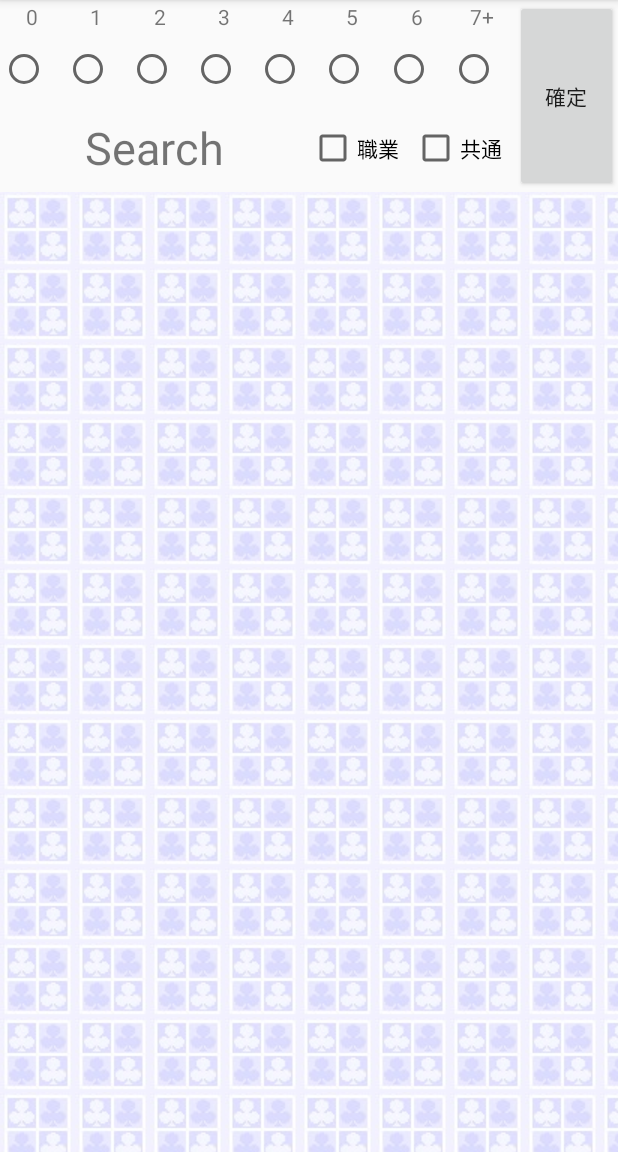
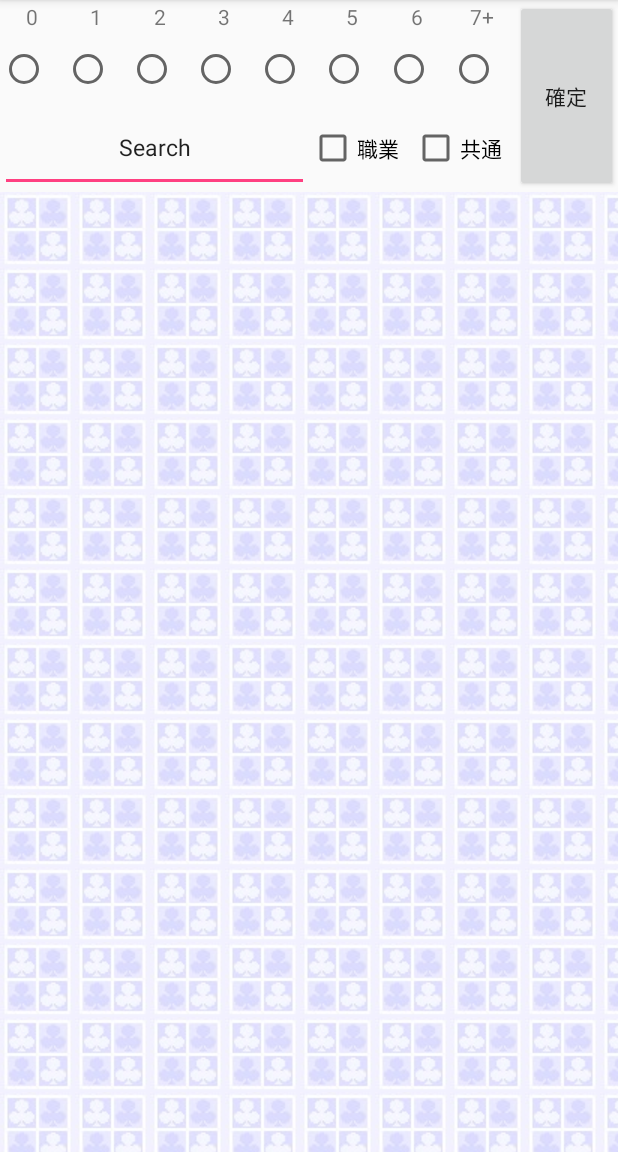
Before and after one commit to mistus/HearthstoneDeckTool, an Android app: the DeckEditActivity screen opened directly, with no data from a screen before it, on a phone screen of 412 x 824 dp, the part 84-1236 px from its top. Run offline under Robolectric (Android 15) with nearby library versions, the phone set to English and light mode, and no system bars; 2 statements that could not run were skipped.

Commit message:
add_select_sql

```diff
--- a/app/src/main/java/mistus/hearthstonedecktool/Activity/DeckEditActivity.java
+++ b/app/src/main/java/mistus/hearthstonedecktool/Activity/DeckEditActivity.java
@@ -9,6 +9,12 @@ import android.support.v7.app.AppCompatActivity;
 import android.support.v7.widget.LinearLayoutManager;
 import android.support.v7.widget.RecyclerView;
 import android.util.Log;
+import android.view.View;
+import android.widget.Button;
+import android.widget.CheckBox;
+import android.widget.EditText;
+import android.widget.RadioButton;
+import android.widget.RadioGroup;
 
 import java.util.ArrayList;
 
@@ -21,81 +27,180 @@ public class DeckEditActivity extends AppCompatActivity {
 
     private RecyclerView cardRecyclerView;
     private String deckName;
+    private String careerName;
+    private int careerNameId;
+    private String TypeName;
     private ArrayList cardList;
+
+    private RadioGroup cardLevelRadioGroup;
+    private EditText searchBar;
+    private CheckBox isCareerCheckbox;
+    private CheckBox isCommonCheckbox;
+    private Button decideButton;
 
     @Override
     protected void onCreate(Bundle savedInstanceState) {
         super.onCreate(savedInstanceState);
         setContentView(R.layout.activity_deck_edit_layout);
 
-        Intent intent = getIntent();
-        String deckName = intent.getStringExtra("deckName");
-        String careerName = intent.getStringExtra("careerName");
-        String TypeName = intent.getStringExtra("TypeName");
-
-        int careerNameId = _getCareerNameId(careerName);
-
-        String SQL = "select * from card where Job = "+ careerNameId;
-         Log.e("deckName List = ",deckName);
-         Log.e("careerName = ",careerName);
-         Log.e("TypeName = ",TypeName);
-
-        Log.e("SQL = ",SQL);
-        _createCards(SQL);
-
+        _init();
     }
 
-    private void _createCards(String SQL){
-        cardRecyclerView = (RecyclerView)findViewById(R.id.card_recycler);
+    private void _init(){
+        cardLevelRadioGroup = (RadioGroup)findViewById(R.id.cardLevel);
+        searchBar = (EditText)findViewById(R.id.SearchBar);
+        isCareerCheckbox = (CheckBox)findViewById(R.id.isCareer);
+        isCommonCheckbox = (CheckBox)findViewById(R.id.isCommon);
+        decideButton = (Button)findViewById(R.id.decide);
 
-        SQLiteOpenHelper DeckToolDatabaseHelper = new DeckToolDatabaseHelper(this);
-        SQLiteDatabase DB = DeckToolDatabaseHelper.getReadableDatabase();
-        //TODO change SQL
-//        Cursor cursor = DB.rawQuery("select * from card",null);
-        Cursor cursor = DB.rawQuery(SQL, null);
-        int count = cursor.getCount();
-        int[] ids = new int[count] ;
-        String[] names = new String [count];
+        Intent intent = getIntent();
+        deckName = intent.getStringExtra("deckName");
+        careerName = intent.getStringExtra("careerName");
+        TypeName = intent.getStringExtra("TypeName");
+        careerNameId = _getCareerNameId(careerName);
 
-        for(int i=0; i < count; i++){
-            cursor.moveToNext();
-            ids[i] = cursor.getInt(0);
-            names[i] = cursor.getString(1);
-//            Log.e("name", cursor.getString(1));
+        decideButton.setOnClickListener(new View.OnClickListener() {
+            @Override
+            public void onClick(View v) {
+                _decideClickevent();
+            }
+        });
+
+        //TODO
+        //開放/標準
+        //"select * from card where Job = "+ careerNameId + and type = xxx <<private;
+        String SQL = "select * from card where Job = "+ careerNameId +" or Job = " + Common.general;
+
+        _createCards(SQL);
+    }
+
+    private String getSQL(){
+
+        int checkedLevelId = cardLevelRadioGroup.getCheckedRadioButtonId();
+        RadioButton levelRadioButton = (RadioButton)cardLevelRadioGroup.findViewById(checkedLevelId);
+
+        //Levelに関するＳＱＬを取得する
+        String selectConditionLevel = "";
+        if(levelRadioButton != null){
+            String level = levelRadioButton.getText().toString();
+            switch(level){
+                case "7":
+                    selectConditionLevel = "level > = 7 and ";
+                    break;
+                default:
+                    selectConditionLevel = "level = "+ level + " and ";
+                    break;
+            }
         }
 
-        cursor.close();
-        DB.close();
+        //Searchに関するSQLConditionを取得する
+        //selectConditionSearchBar
+        String Search = toString().valueOf(searchBar.getText());
+        String selectConditionSearchBar = "";
+        if(Search != null && Search != ""){
+             selectConditionSearchBar =
+                    "(name like '%"+Search+"%' " +
+                    "or description like '%"+Search+"%' " +
+                    "or type like '%"+Search+"%') and ";
+        }
 
-        CardRecycleViewAdapter adapter = new CardRecycleViewAdapter(ids, names);
-        cardRecyclerView.setAdapter(adapter);
-        LinearLayoutManager layoutManager = new LinearLayoutManager(this);
-        cardRecyclerView.setLayoutManager(layoutManager);
-        cardRecyclerView.setAdapter(adapter);
+        //selectConditionDeckType
+        String selectConditionCardType = "";
+        selectConditionCardType = _getSelectConditionCardType();
+        if(TypeName != Common.typeOpen){
+            selectConditionCardType = selectConditionCardType+"(";
+            Stri
+            for(
+
+            }
+            int
+            sele
+            sele
+        }
+
+        //select
+        String s
+
+        String S
+        SQL = SQ
+        SQL = SQ
+        SQL = SQ
+        SQL = SQ
+        return S
     }
 
-    private int _getCareerNameId(String CareerName){
-        switch (CareerName){
-            case "戰士":
-                return Common.warrior;
-            case "薩滿":
-                return Common.shaman;
-            case "盜賊":
-                return Common.rogue;
-            case "聖騎士":
-                return Common.paladin;
-            case "獵人":
-                return Common.hunter;
-            case "德魯伊":
-                return Common.druid;
-            case "術士":
-                return Common.warlock;
-            case "法師":
-                return Common.mage;
-            case "牧師":
-                return Common.priest;
-            default:
-                return 0;
+    private Stri
+        String s
+        if(TypeN
+            sele
+            Stri
+            for(
+
+            }
+            int
+            sele
+            sele
+        }
+        return s
+    }
+
+    private void
+        String S
+//        Log.e(
+        _createC
+    }
+
+    private void
+        cardRecy
+
+        SQLiteOp
+        SQLiteDa
+        //TODO c
+//        Cursor
+        Cursor c
+        int coun
+        int[] id
+        String[]
+
+        for(int
+            curs
+            ids[
+            name
+//            Lo
+        }
+
+        cursor.c
+        DB.close
+
+        CardRecy
+        cardRecy
+        LinearLa
+        cardRecy
+        cardRecy
+    }
+
+    private int
+        switch (
+            case
+
+            case
+
+            case
+
+            case
+
+            case
+
+            case
+
+            case
+
+            case
+
+            case
+
+            defa
+
         }
 
     }
--- a/app/src/main/java/mistus/hearthstonedecktool/Database/insertDefaultDataCardWarrior.java
+++ b/app/src/main/java/mistus/hearthstonedecktool/Database/insertDefaultDataCardWarrior.java
@@ -15,43 +15,44 @@ public class insertDefaultDataCardWarrior {
 
     public void insertDefaultData(){
         //TODO 種族
-        //ID職業星數編號, Leve, Job, Description, Type, series
+        //ID職業星數編號, Level, Job, Description, Type, series
         //Level0
-        insert(10001, "心靈之怒",         0, Common.warrior, "對一個手下造成一點傷害，它獲得+2攻擊力",                       "普通", "經典");
+        insert(10001, "心靈之怒",         Common.levelZero, Common.warrior, "對一個手下造成一點傷害，它獲得+2攻擊力",                       "普通", "經典");
         //Level1
-        insert(11001, "化血為膿",         1, Common.warrior, "對一個手下造成一點傷害，若其存活，召喚一個2/2軟泥怪",          "精良", "古神碎碎念");
-        insert(11002, "升級",             1, Common.warrior, "若你裝備了武器，賦予它+1/+1。若無，則裝備一把1/3的武器",       "精良", "經典");
-        insert(11003, "強韌外皮",         1, Common.warrior, "獲得五點護甲值",                                               "普通", "安戈洛歷險記");
-        insert(11004, "恩若司的大副",     1, Common.warrior, "戰吼：裝備一把1/3的生鏽鐵鉤",                                  "普通", "古神碎碎念");
-        insert(11005, "我認識那個誰",     1, Common.warrior, "發現一張嘲諷牌",                                               "普通", "加基森風雲");
-        insert(11006, "戰爭機器人",       1, Common.warrior, "狂怒：+1攻擊力",                                               "普通", "哥哥打地地");
-        insert(11007, "旋風斬",           1, Common.warrior, "對全部手下造成一點傷害",                                       "基本", "基本");
-        insert(11008, "火羽之心",         1, Common.warrior, "任務：打出7個有嘲諷的手下 獎勵：薩弗拉斯",                     "傳說", "安戈洛歷險記");
-        insert(11009, "熔火之刃",         1, Common.warrior, "在你手中的每個回合，都會變成一把隨機的武器",                   "精良", "安戈洛歷險記");
-        insert(11010, "盾牌猛擊",         1, Common.warrior, "對一個手下造成同等你護甲的傷害",                               "史詩", "經典");
-        insert(11011, "衝鋒",             1, Common.warrior, "賦予一個友方手下衝鋒。但是本回合無法攻擊英雄",                 "基本", "基本");
-        insert(11012, "詛咒之刃",         1, Common.warrior, "你的英雄受到傷害提高一倍",                                     "精良", "探險者協會");
+        insert(11001, "化血為膿",         Common.levelOne, Common.warrior, "對一個手下造成一點傷害，若其存活，召喚一個2/2軟泥怪",          "精良", "古神碎碎念");
+        insert(11002, "升級",             Common.levelOne, Common.warrior, "若你裝備了武器，賦予它+1/+1。若無，則裝備一把1/3的武器",       "精良", "經典");
+        insert(11003, "強韌外皮",         Common.levelOne, Common.warrior, "獲得五點護甲值",                                               "普通", "安戈洛歷險記");
+        insert(11004, "恩若司的大副",     Common.levelOne, Common.warrior, "戰吼：裝備一把1/3的生鏽鐵鉤",                                  "普通", "古神碎碎念");
+        insert(11005, "我認識那個誰",     Common.levelOne, Common.warrior, "發現一張嘲諷牌",                                               "普通", "加基森風雲");
+        insert(11006, "戰爭機器人",       Common.levelOne, Common.warrior, "狂怒：+1攻擊力",                                               "普通", "哥哥打地地");
+        insert(11007, "旋風斬",           Common.levelOne, Common.warrior, "對全部手下造成一點傷害",                                       "基本", "基本");
+        insert(11008, "火羽之心",         Common.levelOne, Common.warrior, "任務：打出7個有嘲諷的手下 獎勵：薩弗拉斯",                     "傳說", "安戈洛歷險記");
+        insert(11009, "熔火之刃",         Common.levelOne, Common.warrior, "在你手中的每個回合，都會變成一把隨機的武器",                   "精良", "安戈洛歷險記");
+        insert(11010, "盾牌猛擊",         Common.levelOne, Common.warrior, "對一個手下造成同等你護甲的傷害",                               "史詩", "經典");
+        insert(11011, "衝鋒",             Common.levelOne, Common.warrior, "賦予一個友方手下衝鋒。但是本回合無法攻擊英雄",                 "基本", "基本");
+        insert(11012, "詛咒之刃",         Common.levelOne, Common.warrior, "你的英雄受到傷害提高一倍",                                     "精良", "探險者協會");
         //Level2
-        insert(12001, "偷來的貨",         1, Common.warrior, "賦予你手中一個有嘲諷的隨機手下+3/+3",                          "精良", "加基森風雲");
-        insert(12002, "公設辯護人",       1, Common.warrior, "嘲諷",                                                         "普通", "加基森風雲");
-        insert(12003, "受困的哨衛",       1, Common.warrior, "嘲諷，戰吼：為對手召喚三隻1/1的迅猛龍",                        "精良", "安戈洛歷險記");
-        insert(12004, "命令之吼",         1, Common.warrior, "你手下的生命值在本回合不會低於一點，抽一張牌",                 "精良", "經典");
-        insert(12005, "復仇",             1, Common.warrior, "對全部手下造成一點傷害，若你生命值在12點以下則造成三點傷害",   "精良", "勇闖黑石山");
-        insert(12006, "戰鬥狂怒",         1, Common.warrior, "抽牌，數量等同友方受傷角色的總數",                             "普通", "經典");
-        insert(12007, "探索安戈洛",       1, Common.warrior, "把你卡推中的牌全部換成發現一張牌",                             "史詩", "安戈洛歷險記");
-        insert(12008, "提振士氣",         1, Common.warrior, "賦予你有嘲諷的手下+2/+2",                                      "普通", "銀白聯賽");
-        insert(12009, "斬殺",             1, Common.warrior, "摧毀一個已經受傷的手下",                                       "基本", "基本");
-        insert(12010, "暴怒",             1, Common.warrior, "賦予一個受傷的手下+3/+3",                                      "普通", "經典");
-        insert(12011, "殘酷的監工",       1, Common.warrior, "戰吼：對一個手下造成一點傷害並賦予它+2攻擊力",                 "普通", "經典");
-        insert(12012, "沉魚落堰",         1, Common.warrior, "對全部受傷的手下造成3點傷害",                                  "史詩", "加基森風雲");
-        insert(12013, "熾炎戰斧",         1, Common.warrior, "武器",                                                         "基本", "基本");
-        insert(12014, "猛擊",             1, Common.warrior, "對一個手下造成兩點傷害，如果她活下來，抽一張牌",               "普通", "經典");
-        insert(12015, "練習夥伴",         1, Common.warrior, "嘲諷，戰吼：賦予一個手下嘲諷",                                 "精良", "銀白聯賽");
-        insert(12016, "荷巴爾特‧繫錘",    1, Common.warrior, "戰吼：賦予你手中和牌堆所有武器+1攻擊力",                       "傳說", "加基森風雲");
-        insert(12017, "英勇打擊",         1, Common.warrior, "本回合賦予你的英雄+4攻擊力",                                   "基本", "基本");
-        insert(12018, "護甲鍛造師",       1, Common.warrior, "每當一個友方手下受到傷害，+1護甲值",                           "精良", "經典");
-        insert(12019, "雅立史卓莎的勇士", 1, Common.warrior, "戰吼：若你手中有龍類，獲得+1攻擊力與衝鋒",                     "精良", "銀白聯賽");
-        insert(12020, "順劈斬",           1, Common.warrior, "對兩個隨機敵方手下造成2點傷害",                                "基本", "基本");
+        insert(12001, "偷來的貨",         Common.levelTwo, Common.warrior, "賦予你手中一個有嘲諷的隨機手下+3/+3",                          "精良", "加基森風雲");
+        insert(12002, "公設辯護人",       Common.levelTwo, Common.warrior, "嘲諷",                                                         "普通", "加基森風雲");
+        insert(12003, "受困的哨衛",       Common.levelTwo, Common.warrior, "嘲諷，戰吼：為對手召喚三隻1/1的迅猛龍",                        "精良", "安戈洛歷險記");
+        insert(12004, "命令之吼",         Common.levelTwo, Common.warrior, "你手下的生命值在本回合不會低於一點，抽一張牌",                 "精良", "經典");
+        insert(12005, "復仇",             Common.levelTwo, Common.warrior, "對全部手下造成一點傷害，若你生命值在12點以下則造成三點傷害",   "精良", "勇闖黑石山");
+        insert(12006, "戰鬥狂怒",         Common.levelTwo, Common.warrior, "抽牌，數量等同友方受傷角色的總數",                             "普通", "經典");
+        insert(12007, "探索安戈洛",       Common.levelTwo, Common.warrior, "把你卡推中的牌全部換成發現一張牌",                             "史詩", "安戈洛歷險記");
+        insert(12008, "提振士氣",         Common.levelTwo, Common.warrior, "賦予你有嘲諷的手下+2/+2",                                      "普通", "銀白聯賽");
+        insert(12009, "斬殺",             Common.levelTwo, Common.warrior, "摧毀一個已經受傷的手下",                                       "基本", "基本");
+        insert(12010, "暴怒",             Common.levelTwo, Common.warrior, "賦予一個受傷的手下+3/+3",                                      "普通", "經典");
+        insert(12011, "殘酷的監工",       Common.levelTwo, Common.warrior, "戰吼：對一個手下造成一點傷害並賦予它+2攻擊力",                 "普通", "經典");
+        insert(12012, "沉魚落堰",         Common.levelTwo, Common.warrior, "對全部受傷的手下造成3點傷害",                                  "史詩", "加基森風雲");
+        insert(12013, "熾炎戰斧",         Common.levelTwo, Common.warrior, "武器",                                                         "基本", "基本");
+        insert(12014, "猛擊",             Common.levelTwo, Common.warrior, "對一個手下造成兩點傷害，如果她活下來，抽一張牌",               "普通", "經典");
+        insert(12015, "練習夥伴",         Common.levelTwo, Common.warrior, "嘲諷，戰吼：賦予一個手下嘲諷",                                 "精良", "銀白聯賽");
+        insert(12016, "荷巴爾特‧繫錘",   Common.levelTwo, Common.warrior, "戰吼：賦予你手中和牌堆所有武器+1攻擊力",                       "傳說", "加基森風雲");
+        insert(12017, "英勇打擊",         Common.levelTwo, Common.warrior, "本回合賦予你的英雄+4攻擊力",                                   "基本", "基本");
+        insert(12018, "護甲鍛造師",       Common.levelTwo, Common.warrior, "每當一個友方手下受到傷害，+1護甲值",                           "精良", "經典");
+        insert(12019, "雅立史卓莎的勇士", Common.levelTwo, Common.warrior, "戰吼：若你手中有龍類，獲得+1攻擊力與衝鋒",                     "精良", "銀白聯賽");
+        insert(12020, "順劈斬",           Common.levelTwo, Common.warrior, "對兩個隨機敵方手下造成2點傷害",                                "基本", "基本");
+
     }
 
     public void insert(int id, String name, int level, int job, String description, String type, String series){
--- a/app/src/main/java/mistus/hearthstonedecktool/FragmentDialog/choose_career_fragment_dialog.java
+++ b/app/src/main/java/mistus/hearthstonedecktool/FragmentDialog/choose_career_fragment_dialog.java
@@ -8,6 +8,7 @@ import android.content.Intent;
 import android.os.Bundle;
 import android.view.LayoutInflater;
 import android.view.View;
+import android.widget.Button;
 import android.widget.RadioButton;
 import android.widget.RadioGroup;
 import android.widget.Spinner;
--- a/app/src/main/res/layout/activity_deck_edit_layout.xml
+++ b/app/src/main/res/layout/activity_deck_edit_layout.xml
@@ -78,66 +78,91 @@
                     <RadioGroup
                         android:layout_width="match_parent"
                         android:layout_height="match_parent"
+                        android:id="@+id/cardLevel"
                         android:orientation="horizontal">
 
                         <RadioButton
                             android:layout_width="0dp"
                             android:layout_height="match_parent"
                             android:layout_weight="1"
-
+                            android:id="@+id/levelZero"
+                            android:text="0"
+                            android:textSize="0sp"
                             android:checked="false" />
-                        <!--android:layout_marginLeft="5dp"-->
-
                         <RadioButton
                             android:layout_width="0dp"
                             android:layout_height="match_parent"
-                            android:layout_weight="1"/>
+                            android:layout_weight="1"
+                            android:id="@+id/levelOne"
+                            android:text="1"
+                            android:textSize="0sp"/>
                         <RadioButton
                             android:layout_width="0dp"
                             android:layout_height="match_parent"
-                            android:layout_weight="1"/>
+                            android:layout_weight="1"
+                            android:id="@+id/levelTwo"
+                            android:text="2"
+                            android:textSize="0sp"/>
                         <RadioButton
                             android:layout_width="0dp"
                             android:layout_height="match_parent"
-                            android:layout_weight="1"/>
+                            android:layout_weight="1"
+                            android:id="@+id/levelThree"
+                            android:text="3"
+                            android:textSize="0sp"/>
                         <RadioButton
                             android:layout_width="0dp"
                             android:layout_height="match_parent"
-                            android:layout_weight="1"/>
-                        <RadioButton
-                        android:layout_width="0dp"
-                        android:layout_height="match_parent"
-                        android:layout_weight="1"/>
+                            android:layout_weight="1"
+                            android:id="@+id/levelFour"
+                            android:text="4"
+                            android:textSize="0sp"/>
                         <RadioButton
                             android:layout_width="0dp"
                             android:layout_height="match_parent"
-                            android:layout_weight="1"/>
+                            android:layout_weight="1"
+                            android:id="@+id/levelFive"
+                            android:text="5"
+                            android:textSize="0sp"/>
                         <RadioButton
                             android:layout_width="0dp"
                             android:layout_height="match_parent"
-                            android:layout_weight="1" />
+                            android:layout_weight="1"
+                            android:id="@+id/levelSix"
+                            android:text="6"
+                            android:textSize="0sp"/>
+                        <RadioButton
+                            android:layout_width="0dp"
+                            android:layout_height="match_parent"
+                            android:layout_weight="1"
+                            android:id="@+id/levelSeven"
+                            android:text="7"
+                            android:textSize="0sp"/>
                     </RadioGroup>
                 </LinearLayout>
                 <LinearLayout
                     android:layout_width="match_parent"
                     android:layout_height="0dp"
                     android:layout_weight="2.5">
-                    <TextView
+                    <EditText
                         android:layout_width="0dp"
                         android:layout_height="match_parent"
                         android:layout_weight="3"
+                        android:id="@+id/SearchBar"
                         android:text="Search"
                         android:gravity="center"
-                        android:textSize="30sp"/>
+                        android:textSize="15sp"/>
                     <CheckBox
                         android:layout_width="0dp"
                         android:layout_height="match_parent"
                         android:layout_weight="1"
+                        android:id="@+id/isCareer"
                         android:text="職業"/>
                     <CheckBox
                         android:layout_width="0dp"
                         android:layout_height="match_parent"
                         android:layout_weight="1"
+                        android:id="@+id/isCommon"
                         android:text="共通"/>
                 </LinearLayout>
             </LinearLayout>
@@ -146,6 +171,7 @@
             android:layout_width="0dp"
             android:layout_height="match_parent"
             android:layout_weight="1"
+            android:id="@+id/decide"
             android:text="確定"/>
     </LinearLayout>
 
```
Also changed, not shown: app/src/main/java/mistus/hearthstonedecktool/Common/Common.java (+18 -0 lines).
